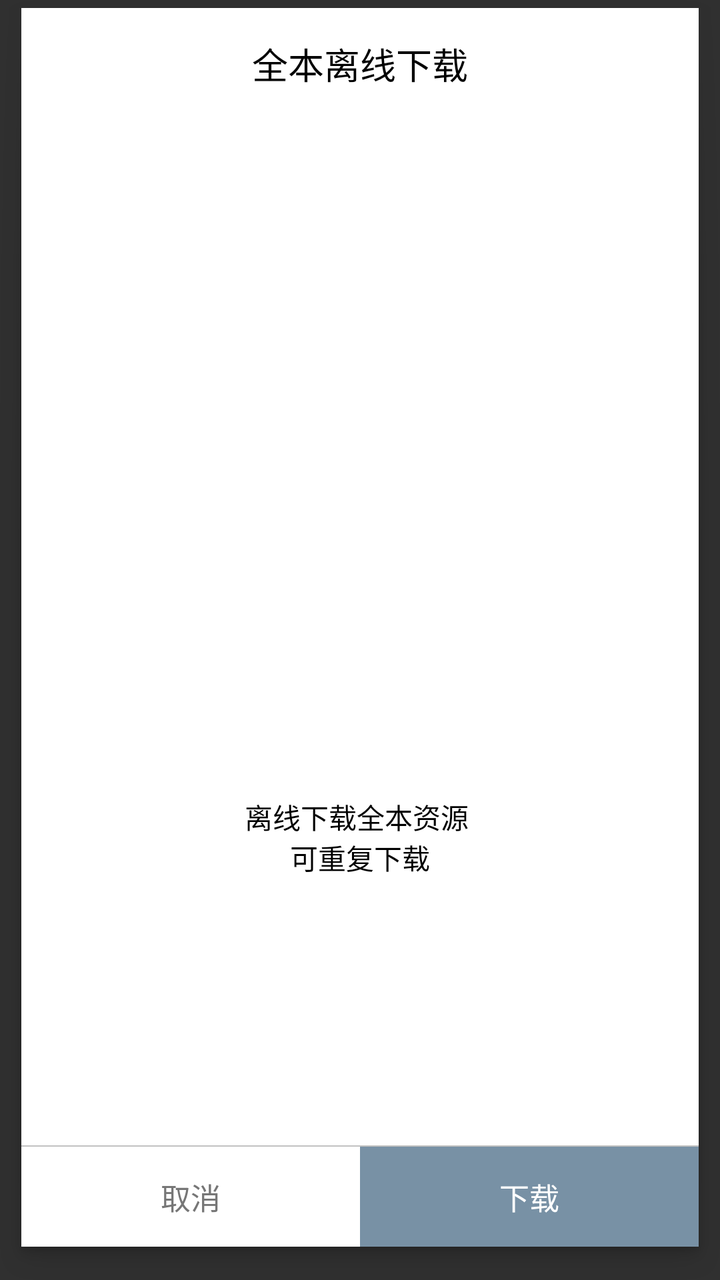
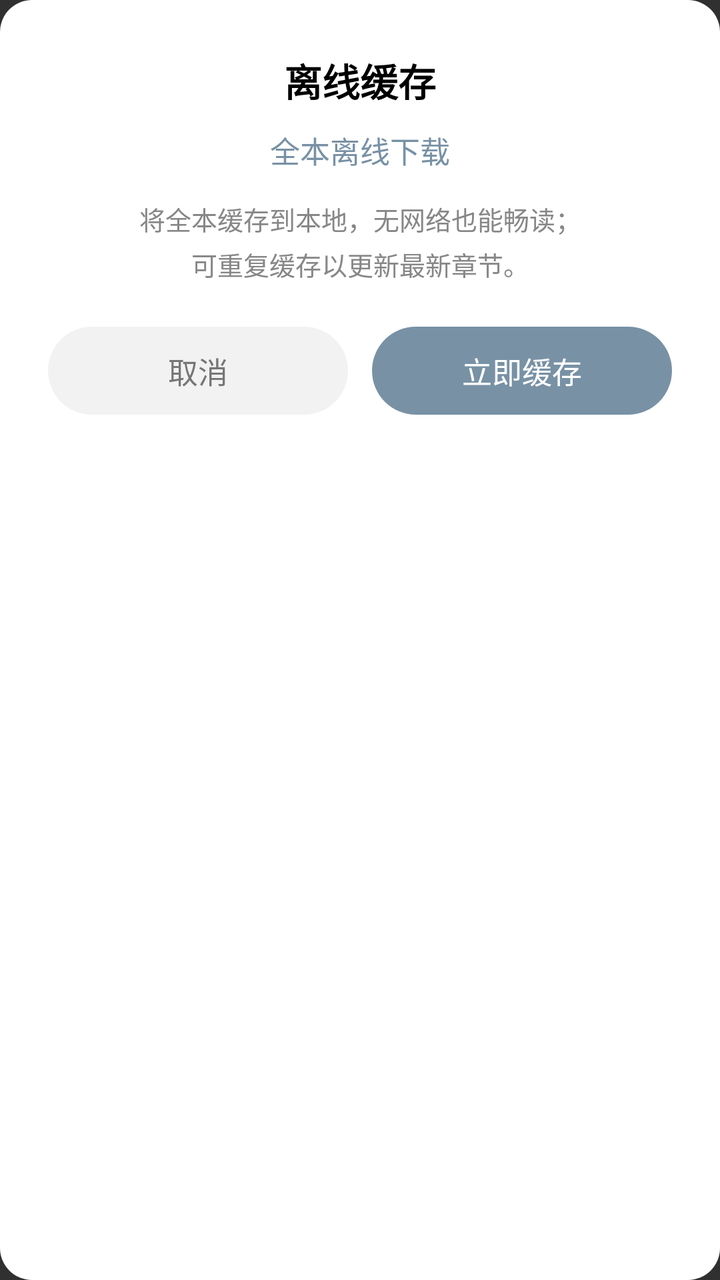

Before-and-after screenshots of an Android layout around one commit, followed by the original layout XML and the change that was made.
<!-- AndroidManifest.xml: application theme Theme.Design.NoActionBar -->
<!-- res/layout/read_book_cache_download_dialog.xml -->
<?xml version="1.0" encoding="utf-8"?>
<LinearLayout xmlns:android="http://schemas.android.com/apk/res/android"
    android:layout_width="260dp"
    android:layout_height="185dp"
    android:background="@drawable/bg_search"
    android:gravity="center_horizontal"
    android:orientation="vertical"
    android:paddingBottom="16.5dp"
    android:paddingLeft="10.5dp"
    android:paddingRight="10.5dp"
    android:paddingTop="3.5dp"
   >

    <TextView
        android:id="@+id/manpin_download_tips"
        android:layout_weight="1"
        android:orientation="vertical"
        android:paddingTop="15dp"
        android:layout_width="wrap_content"
        android:layout_height="0dp"
        android:layout_gravity="center_horizontal"
        android:text="全本离线下载"
        android:textColor="@color/black"
        android:textSize="18sp" />

    <TextView
        android:layout_width="200dp"
        android:layout_height="14dp"
        android:layout_weight="1"
        android:gravity="center"
        android:text="离线下载全本资源 \n可重复下载\n"
        android:textColor="@color/black"
        android:textSize="14sp" />
    <View
        android:layout_width="match_parent"
        android:layout_height="0.5dp"
        android:background="#c1c1c1" />

    <LinearLayout
        android:layout_width="match_parent"
        android:layout_height="50dp"
        android:orientation="horizontal">

        <TextView
            android:id="@+id/tv_cancel"
            android:layout_width="0dp"
            android:layout_height="match_parent"
            android:layout_weight="1"
            android:background="@drawable/selector_book_detail_shelf_bg"
            android:gravity="center"
            android:text="取消"
            android:textColor="#767676"
            android:textSize="15sp" />

        <TextView
            android:id="@+id/tv_download"
            android:layout_width="0dp"
            android:layout_height="match_parent"
            android:layout_weight="1"
            android:background="@drawable/selector_book_detail_read_bg"
            android:gravity="center"
            android:text="下载"
            android:textColor="#ffffff"
            android:textSize="15sp" />
    </LinearLayout>
</LinearLayout>
<!-- resources referenced by this layout -->
<resources>
  <color name="black">#000000</color>
  <!-- drawable bg_search: png bitmap (drawable-xxhdpi, 4619 bytes) -->
  <!-- drawable selector_book_detail_read_bg (drawable) -->
  <?xml version="1.0" encoding="utf-8"?>
  <selector xmlns:android="http://schemas.android.com/apk/res/android">
      <item android:state_pressed="false" android:drawable="@color/tv_text_addshelf_pre"/>
      <item android:state_pressed="true" android:drawable="@color/tv_text_addshelf_deep_pre"/>
  </selector>
  <!-- drawable selector_book_detail_shelf_bg (drawable) -->
  <?xml version="1.0" encoding="utf-8"?>
  <selector xmlns:android="http://schemas.android.com/apk/res/android">
      <item android:state_pressed="false" android:drawable="@color/tv_text_addshelf_nor"/>
      <item android:state_pressed="true" android:drawable="@color/btn_bg_press"/>
  </selector>
  <color name="tv_text_addshelf_pre">#7891A5</color>
  <color name="tv_text_addshelf_deep_pre">#587A8A</color>
  <color name="tv_text_addshelf_nor">#ffffff</color>
  <color name="btn_bg_press">#c1c1c1</color>
</resources>

<!-- the commit's change to res/layout/read_book_cache_download_dialog.xml (unified diff, before → after) -->
@@ -1,52 +1,57 @@
 <?xml version="1.0" encoding="utf-8"?>
 <LinearLayout xmlns:android="http://schemas.android.com/apk/res/android"
-    android:layout_width="260dp"
-    android:layout_height="185dp"
-    android:background="@drawable/bg_search"
-    android:gravity="center_horizontal"
+    android:layout_width="300dp"
+    android:layout_height="wrap_content"
+    android:background="@drawable/bg_dialog_card"
     android:orientation="vertical"
-    android:paddingBottom="16.5dp"
-    android:paddingLeft="10.5dp"
-    android:paddingRight="10.5dp"
-    android:paddingTop="3.5dp"
-   >
+    android:paddingLeft="24dp"
+    android:paddingTop="26dp"
+    android:paddingRight="24dp"
+    android:paddingBottom="20dp">
+
+    <TextView
+        android:layout_width="wrap_content"
+        android:layout_height="wrap_content"
+        android:layout_gravity="center_horizontal"
+        android:text="离线缓存"
+        android:textColor="@color/colorBlack"
+        android:textSize="19sp"
+        android:textStyle="bold" />
 
     <TextView
         android:id="@+id/manpin_download_tips"
-        android:layout_weight="1"
-        android:orientation="vertical"
-        android:paddingTop="15dp"
-        android:layout_width="wrap_content"
-        android:layout_height="0dp"
-        android:layout_gravity="center_horizontal"
+        android:layout_width="match_parent"
+        android:layout_height="wrap_content"
+        android:layout_marginTop="10dp"
+        android:ellipsize="end"
+        android:gravity="center"
+        android:singleLine="true"
         android:text="全本离线下载"
-        android:textColor="@color/black"
-        android:textSize="18sp" />
+        android:textColor="@color/tv_text_addshelf_pre"
+        android:textSize="15sp" />
 
     <TextView
-        android:layout_width="200dp"
-        android:layout_height="14dp"
-        android:layout_weight="1"
+        android:layout_width="match_parent"
+        android:layout_height="wrap_content"
+        android:layout_marginTop="14dp"
         android:gravity="center"
-        android:text="离线下载全本资源 \n可重复下载\n"
-        android:textColor="@color/black"
-        android:textSize="14sp" />
-    <View
-        android:layout_width="match_parent"
-        android:layout_height="0.5dp"
-        android:background="#c1c1c1" />
+        android:lineSpacingExtra="4dp"
+        android:text="将全本缓存到本地，无网络也能畅读；\n可重复缓存以更新最新章节。"
+        android:textColor="@color/colorGray"
+        android:textSize="13sp" />
 
     <LinearLayout
         android:layout_width="match_parent"
-        android:layout_height="50dp"
+        android:layout_height="wrap_content"
+        android:layout_marginTop="22dp"
         android:orientation="horizontal">
 
         <TextView
             android:id="@+id/tv_cancel"
             android:layout_width="0dp"
-            android:layout_height="match_parent"
+            android:layout_height="44dp"
             android:layout_weight="1"
-            android:background="@drawable/selector_book_detail_shelf_bg"
+            android:background="@drawable/bg_dialog_btn_secondary"
             android:gravity="center"
             android:text="取消"
             android:textColor="#767676"
@@ -55,12 +60,13 @@
         <TextView
             android:id="@+id/tv_download"
             android:layout_width="0dp"
-            android:layout_height="match_parent"
+            android:layout_height="44dp"
+            android:layout_marginLeft="12dp"
             android:layout_weight="1"
-            android:background="@drawable/selector_book_detail_read_bg"
+            android:background="@drawable/bg_dialog_btn_primary"
             android:gravity="center"
-            android:text="下载"
-            android:textColor="#ffffff"
+            android:text="立即缓存"
+            android:textColor="@color/colorWhite"
             android:textSize="15sp" />
     </LinearLayout>
 </LinearLayout>
<!-- resource entries referenced after the edit -->
@@ -1,22 +1,48 @@
 <!-- resources referenced by this layout -->
 <resources>
-  <color name="black">#000000</color>
-  <!-- drawable bg_search: png bitmap (drawable-xxhdpi, 4619 bytes) -->
-  <!-- drawable selector_book_detail_read_bg (drawable) -->
+  <color name="colorBlack">#FF000000</color>
+  <color name="colorGray">#878787</color>
+  <color name="colorWhite">#FFFFFFFF</color>
+  <color name="tv_text_addshelf_pre">#7891A5</color>
+  <!-- drawable bg_dialog_btn_primary (drawable) -->
   <?xml version="1.0" encoding="utf-8"?>
   <selector xmlns:android="http://schemas.android.com/apk/res/android">
-      <item android:state_pressed="false" android:drawable="@color/tv_text_addshelf_pre"/>
-      <item android:state_pressed="true" android:drawable="@color/tv_text_addshelf_deep_pre"/>
+      <item android:state_pressed="true">
+          <shape android:shape="rectangle">
+              <solid android:color="@color/tv_text_addshelf_deep_pre" />
+              <corners android:radius="24dp" />
+          </shape>
+      </item>
+      <item>
+          <shape android:shape="rectangle">
+              <solid android:color="@color/tv_text_addshelf_pre" />
+              <corners android:radius="24dp" />
+          </shape>
+      </item>
   </selector>
-  <!-- drawable selector_book_detail_shelf_bg (drawable) -->
+  <!-- drawable bg_dialog_btn_secondary (drawable) -->
   <?xml version="1.0" encoding="utf-8"?>
   <selector xmlns:android="http://schemas.android.com/apk/res/android">
-      <item android:state_pressed="false" android:drawable="@color/tv_text_addshelf_nor"/>
-      <item android:state_pressed="true" android:drawable="@color/btn_bg_press"/>
+      <item android:state_pressed="true">
+          <shape android:shape="rectangle">
+              <solid android:color="#E4E4E4" />
+              <corners android:radius="24dp" />
+          </shape>
+      </item>
+      <item>
+          <shape android:shape="rectangle">
+              <solid android:color="#F2F2F2" />
+              <corners android:radius="24dp" />
+          </shape>
+      </item>
   </selector>
-  <color name="tv_text_addshelf_pre">#7891A5</color>
+  <!-- drawable bg_dialog_card (drawable) -->
+  <?xml version="1.0" encoding="utf-8"?>
+  <shape xmlns:android="http://schemas.android.com/apk/res/android"
+      android:shape="rectangle">
+      <solid android:color="@color/colorWhite" />
+      <corners android:radius="16dp" />
+  </shape>
   <color name="tv_text_addshelf_deep_pre">#587A8A</color>
-  <color name="tv_text_addshelf_nor">#ffffff</color>
-  <color name="btn_bg_press">#c1c1c1</color>
 </resources>
 
